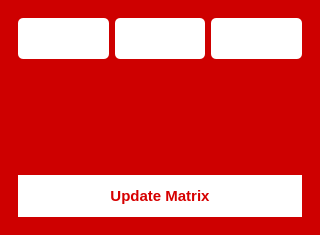
This is pages/Modul7/UI/Cmatrix.ui in KevinHutagaol/control-center-2026 as Qt 5 draws it before an edit. The edited form follows.
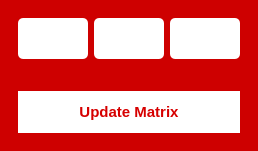
This is the edited form.

Commit message: cleaned up module 7 matrix input dialog's geometry

```diff
--- a/pages/Modul7/UI/Cmatrix.ui
+++ b/pages/Modul7/UI/Cmatrix.ui
@@ -6,8 +6,8 @@
    <rect>
     <x>0</x>
     <y>0</y>
-    <width>320</width>
-    <height>235</height>
+    <width>258</width>
+    <height>151</height>
    </rect>
   </property>
   <property name="windowTitle">
```
The commit also changes 3 other files.
